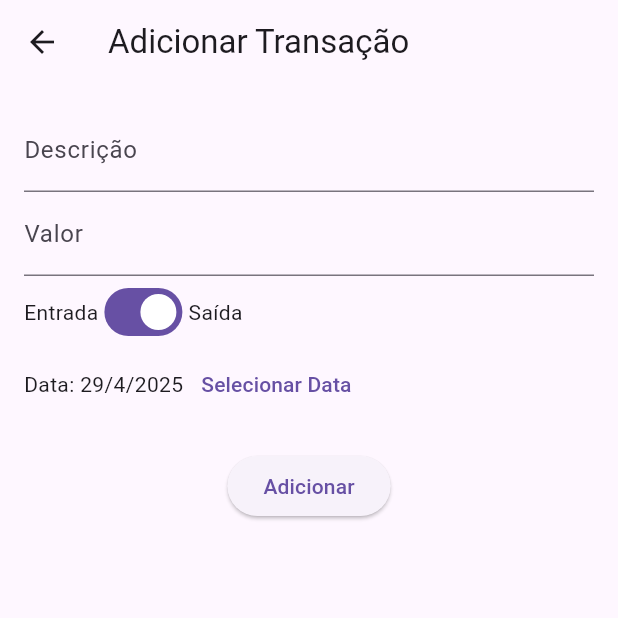
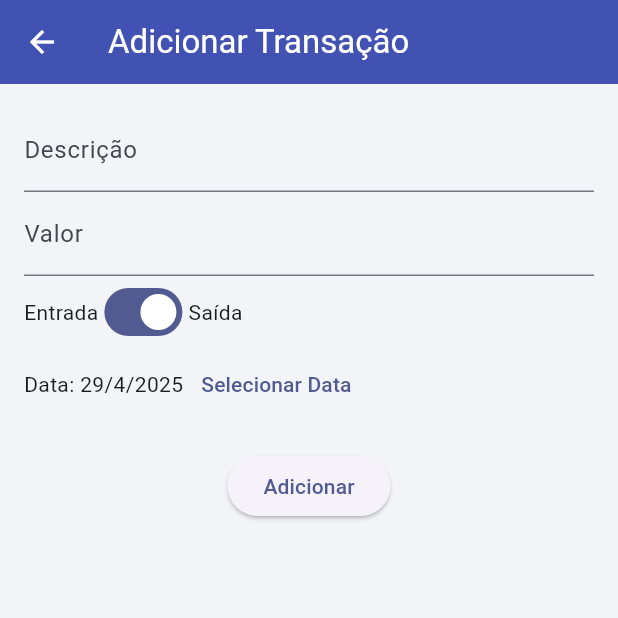
Before and after one commit to Guilherme-Dias-gomes/FinanceManager, a Flutter app: the screen it shows after launch, after a tap on the "add" icon, on a phone screen of 412 x 824 dp, the top half of it. Run offline on Flutter 3.47's test engine with Material 3 defaults, Android fonts, the phone set to English and light mode, and no system bars; our stand-ins replace fl_chart.

Commit message:
styling main page and adding graffics page.

```diff
--- a/lib/main.dart
+++ b/lib/main.dart
@@ -1,6 +1,7 @@
 import 'package:flutter/material.dart';
 import 'models/transaction.dart';
 import 'screens/add_transaction_screen.dart';
+import '../screens/chart_screen.dart';
 
 void main() {
   runApp(const FinanceManagerApp());
@@ -14,7 +15,18 @@ class FinanceManagerApp extends StatelessWidget {
     return MaterialApp(
       title: 'Finance Manager',
       theme: ThemeData(
-        primarySwatch: Colors.blue,
+        colorScheme: ColorScheme.fromSeed(seedColor: Colors.indigo),
+        useMaterial3: true,
+        scaffoldBackgroundColor: const Color(0xFFF2F4F8),
+        appBarTheme: const AppBarTheme(
+          backgroundColor: Colors.indigo,
+          foregroundColor: Colors.white,
+          elevation: 4,
+        ),
+        floatingActionButtonTheme: const FloatingActionButtonThemeData(
+          backgroundColor: Colors.indigo,
+          foregroundColor: Colors.white,
+        ),
       ),
       home: const HomeScreen(),
     );
@@ -29,6 +41,48 @@ class HomeScreen extends StatefulWidget {
 }
 
 class _HomeScreenState extends State<HomeScreen> {
+  double get totalIncome {
+    return _filteredTransactions
+        .where((tx) => tx.isIncome)
+        .fold(0.0, (sum, tx) => sum + tx.amount);
+  }
+
+  double get totalExpense {
+    return _filteredTransactions
+        .where((tx) => !tx.isIncome)
+        .fold(0.0, (sum, tx) => sum + tx.amount);
+  }
+
+  void _showDeleteConfirmation(BuildContext context, Transaction tx) {
+    showDialog(
+      context: context,
+      builder:
+          (ctx) => AlertDialog(
+            title: const Text('Excluir transação'),
+            content: Text('Deseja excluir "${tx.description}"?'),
+            actions: [
+              TextButton(
+                onPressed: () => Navigator.of(ctx).pop(),
+                child: const Text('Cancelar'),
+              ),
+              TextButton(
+                onPressed: () {
+                  _deleteTransaction(tx.id);
+                  Navigator.of(ctx).pop();
+                },
+                child: const Text('Excluir'),
+              ),
+            ],
+          ),
+    );
+  }
+
+  void _deleteTransaction(String id) {
+    setState(() {
+      _transactions.removeWhere((tx) => tx.id == id);
+    });
+  }
+
   final List<Transaction> _transactions = [
     Transaction(
       id: 't1',
@@ -65,17 +119,19 @@ class _HomeScreenState extends State<HomeScreen> {
   void _openAddTransactionScreen() {
     Navigator.of(context).push(
       MaterialPageRoute(
-        builder: (ctx) => AddTransactionScreen(
-          onAddTransaction: _addNewTransaction,
-        ),
+        builder:
+            (ctx) => AddTransactionScreen(onAddTransaction: _addNewTransaction),
       ),
     );
   }
 
   List<Transaction> get _filteredTransactions {
     return _transactions.where((tx) {
-      final matchesSearch = tx.description.toLowerCase().contains(_searchText.toLowerCase());
-      final matchesMonth = _selectedMonth == null || tx.date.month == _selectedMonth;
+      final matchesSearch = tx.description.toLowerCase().contains(
+        _searchText.toLowerCase(),
+      );
+      final matchesMonth =
+          _selectedMonth == null || tx.date.month == _selectedMonth;
       return matchesSearch && matchesMonth;
     }).toList();
   }
@@ -84,17 +140,25 @@ class _HomeScreenState extends State<HomeScreen> {
     return List.generate(12, (index) {
       return DropdownMenuItem(
         value: index + 1,
-        child: Text(
-          _monthName(index + 1),
-        ),
+        child: Text(_monthName(index + 1)),
       );
     });
   }
 
   String _monthName(int month) {
     const months = [
-      'Janeiro', 'Fevereiro', 'Março', 'Abril', 'Maio', 'Junho',
-      'Julho', 'Agosto', 'Setembro', 'Outubro', 'Novembro', 'Dezembro'
+      'Janeiro',
+      'Fevereiro',
+      'Março',
+      'Abril',
+      'Maio',
+      'Junho',
+      'Julho',
+      'Agosto',
+      'Setembro',
+      'Outubro',
+      'Novembro',
+      'Dezembro',
     ];
     return months[month - 1];
   }
@@ -109,24 +173,55 @@ class _HomeScreenState extends State<HomeScreen> {
             onPressed: _openAddTransactionScreen,
             icon: const Icon(Icons.add),
           ),
+          IconButton(
+            icon: const Icon(Icons.bar_chart),
+            onPressed: () {
+              Navigator.push(
+                context,
+                MaterialPageRoute(
+                  builder:
+                      (context) => ChartScreen(transactions: _transactions),
+                ),
+              );
+            },
+          ),
         ],
       ),
       body: Column(
         children: [
           // Campo de pesquisa
           Padding(
-            padding: const EdgeInsets.all(8.0),
-            child: TextField(
-              decoration: const InputDecoration(
-                labelText: 'Pesquisar por nome',
-                prefixIcon: Icon(Icons.search),
-                border: OutlineInputBorder(),
+            padding: const EdgeInsets.symmetric(horizontal: 12, vertical: 8),
+            child: Card(
+              elevation: 4,
+              shape: RoundedRectangleBorder(
+                borderRadius: BorderRadius.circular(12),
               ),
-              onChanged: (value) {
-                setState(() {
-                  _searchText = value;
-                });
-              },
+              child: Padding(
+                padding: const EdgeInsets.all(16.0),
+                child: Column(
+                  crossAxisAlignment: CrossAxisAlignment.stretch,
+                  children: [
+                    Text(
+                      'Entradas: R\$ ${totalIncome.toStringAsFixed(2)}',
+                      style: const TextStyle(
+                        color: Colors.green,
+                        fontWeight: FontWeight.bold,
+                        fontSize: 16,
+                      ),
+                    ),
+                    const SizedBox(height: 8),
+                    Text(
+                      'Saídas: R\$ ${totalExpense.toStringAsFixed(2)}',
+                      style: const TextStyle(
+                        color: Colors.red,
+                        fontWeight: FontWeight.bold,
+                        fontSize: 16,
+                      ),
+                    ),
+                  ],
+                ),
+              ),
             ),
           ),
 
@@ -153,7 +248,8 @@ class _HomeScreenState extends State<HomeScreen> {
 
           // Lista de transações filtradas
           Expanded(
-            child: _filteredTransactions.isEmpty
+            child:
+                _filteredTransactions.isEmpty
                     ? const Center(child: Text('Nenhuma transação encontrada.'))
                     : ListView.builder(
                       itemCount: _filteredTransactions.length,
@@ -161,21 +257,62 @@ class _HomeScreenState extends State<HomeScreen> {
                         final tx = _filteredTransactions[index];
                         return ListTile(
                           leading: Icon(
-                          tx.isIncome ? Icons.arrow_downward : Icons.arrow_upward,
+                            tx.isIncome
+                                ? Icons.arrow_downward
+                                : Icons.arrow_upward,
                             color: tx.isIncome ? Colors.green : Colors.red,
                           ),
                           title: Text(tx.description),
                           subtitle: Text(
                             '${tx.date.day}/${tx.date.month}/${tx.date.year}',
                           ),
-                        trailing: Text(
+                          trailing: Row(
+                            mainAxisSize: MainAxisSize.min,
+                            children: [
+                              Text(
                                 'R\$ ${tx.amount.toStringAsFixed(2)}',
                                 style: TextStyle(
-                            color: tx.isIncome ? Colors.green : Colors.red,
+                                  color:
+                                      tx.isIncome ? Colors.green : Colors.red,
                                 ),
+                              ),
+                              IconButton(
+                                icon: const Icon(
+                                  Icons.delete,
+                                  color: Colors.grey,
+                                ),
+                                onPressed: () {
+                                  _showDeleteConfirmation(context, tx);
+                                },
+                              ),
+                            ],
                           ),
                         );
                       },
+                    ),
+          ),
+          Padding(
+            padding: const EdgeInsets.all(12.0),
+            child: Column(
+              mainAxisAlignment: MainAxisAlignment.spaceBetween,
+              children: [
+                Text(
+                  'Entradas: R\$ ${totalIncome.toStringAsFixed(2)}',
+                  style: const TextStyle(
+                    color: Colors.green,
+                    fontWeight: FontWeight.bold,
+                    fontSize: 16,
+                  ),
+                ),
+                Text(
+                  'Saídas: R\$ ${totalExpense.toStringAsFixed(2)}',
+                  style: const TextStyle(
+                    color: Colors.red,
+                    fontWeight: FontWeight.bold,
+                    fontSize: 16,
+                  ),
+                ),
+              ],
             ),
           ),
         ],
--- a/pubspec.yaml
+++ b/pubspec.yaml
@@ -18,6 +18,7 @@ dependencies:
   english_words: ^4.0.0
   provider: ^6.0.5
   uuid: ^4.5.0
+  fl_chart: ^0.66.0
 
 dev_dependencies:
   flutter_test:
```
Also changed, not shown: lib/screens/add_transaction_screen.dart (+4 -4 lines), lib/screens/chart_screen.dart (added, +27 -0 lines), lib/widgets/monthly_bar_chart.dart (added, +139 -0 lines), pubspec.lock. Lines whose indentation alone changed are shown as unchanged.
